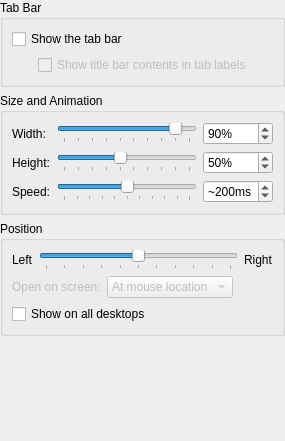
The window that app/config/windowsettings.ui (KDE/yakuake) describes before a commit, drawn with Qt 5.
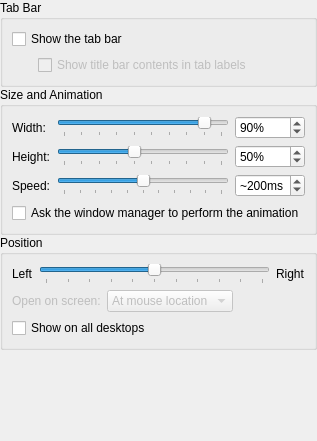
The same window after the commit. Custom widgets are drawn as their Qt base class.

Commit message:
Added a new "Ask the window manager to perform the animation" option to the animation settings (only shown if Yakuake was built against KDE SC 4.6 Alpha 1 or higher). If this option is enabled (it is by default) and the KDE Desktop Effect "Sliding Popups" is enabled as well, the animation will be performed by KDE's window manager KWin, for much improved smooth- ness on many systems.
BUG:216432
CCMAIL:kde@martin-graesslin.com

The edit to the form file:
```diff
--- a/app/config/windowsettings.ui
+++ b/app/config/windowsettings.ui
@@ -1,22 +1,25 @@
 <ui version="4.0" >
  <class>WindowSettings</class>
- <widget class="QWidget" name="WindowSettings" >
-  <property name="geometry" >
+ <widget class="QWidget" name="WindowSettings">
+  <property name="geometry">
    <rect>
     <x>0</x>
     <y>0</y>
-    <width>285</width>
+    <width>289</width>
     <height>441</height>
    </rect>
   </property>
-  <layout class="QVBoxLayout" name="verticalLayout_2" >
-   <property name="margin" >
+  <layout class="QVBoxLayout" name="verticalLayout">
+   <property name="spacing">
+    <number>0</number>
+   </property>
+   <property name="margin">
     <number>0</number>
    </property>
    <item>
-    <widget class="QGroupBox" name="groupBox_1" >
-     <property name="title" >
-      <string comment="@title:group" >Tab Bar</string>
+    <widget class="QGroupBox" name="groupBox_1">
+     <property name="title">
+      <string comment="@title:group">Tab Bar</string>
      </property>
      <layout class="QGridLayout" >
       <item row="0" column="0" colspan="2" >
@@ -65,21 +68,21 @@
     </widget>
    </item>
    <item>
-    <widget class="QGroupBox" name="groupBox_2" >
-     <property name="title" >
-      <string comment="@title:group" >Size and Animation</string>
+    <widget class="QGroupBox" name="groupBox_2">
+     <property name="title">
+      <string comment="@title:group">Size and Animation</string>
      </property>
-     <layout class="QGridLayout" >
-      <item row="0" column="0" >
-       <widget class="QLabel" name="widthLabel" >
-        <property name="text" >
-         <string comment="@label:slider" >Width:</string>
+     <layout class="QGridLayout" name="gridLayout">
+      <item row="0" column="0">
+       <widget class="QLabel" name="widthLabel">
+        <property name="text">
+         <string comment="@label:slider">Width:</string>
         </property>
        </widget>
       </item>
-      <item row="0" column="1" >
-       <widget class="QSlider" name="widthSlider" >
-        <property name="minimum" >
+      <item row="0" column="1">
+       <widget class="QSlider" name="widthSlider">
+        <property name="minimum">
          <number>1</number>
         </property>
         <property name="maximum" >
@@ -102,9 +105,9 @@
         </property>
        </widget>
       </item>
-      <item row="0" column="2" >
-       <widget class="QSpinBox" name="kcfg_Width" >
-        <property name="correctionMode" >
+      <item row="0" column="2">
+       <widget class="QSpinBox" name="kcfg_Width">
+        <property name="correctionMode">
          <enum>QAbstractSpinBox::CorrectToNearestValue</enum>
         </property>
         <property name="suffix" >
@@ -124,16 +127,16 @@
         </property>
        </widget>
       </item>
-      <item row="1" column="0" >
-       <widget class="QLabel" name="heightLabel" >
-        <property name="text" >
-         <string comment="@label:slider" >Height:</string>
+      <item row="1" column="0">
+       <widget class="QLabel" name="heightLabel">
+        <property name="text">
+         <string comment="@label:slider">Height:</string>
         </property>
        </widget>
       </item>
-      <item row="1" column="1" >
-       <widget class="QSlider" name="heightSlider" >
-        <property name="minimum" >
+      <item row="1" column="1">
+       <widget class="QSlider" name="heightSlider">
+        <property name="minimum">
          <number>1</number>
         </property>
         <property name="maximum" >
@@ -156,9 +159,9 @@
         </property>
        </widget>
       </item>
-      <item row="1" column="2" >
-       <widget class="QSpinBox" name="kcfg_Height" >
-        <property name="correctionMode" >
+      <item row="1" column="2">
+       <widget class="QSpinBox" name="kcfg_Height">
+        <property name="correctionMode">
          <enum>QAbstractSpinBox::CorrectToNearestValue</enum>
         </property>
         <property name="suffix" >
@@ -178,16 +181,16 @@
         </property>
        </widget>
       </item>
-      <item row="2" column="0" >
-       <widget class="QLabel" name="speedLabel" >
-        <property name="text" >
-         <string comment="@label:slider" >Speed:</string>
+      <item row="2" column="0">
+       <widget class="QLabel" name="speedLabel">
+        <property name="text">
+         <string comment="@label:slider">Speed:</string>
         </property>
        </widget>
       </item>
-      <item row="2" column="1" >
-       <widget class="QSlider" name="kcfg_Frames" >
-        <property name="maximum" >
+      <item row="2" column="1">
+       <widget class="QSlider" name="kcfg_Frames">
+        <property name="maximum">
          <number>50</number>
         </property>
         <property name="pageStep" >
@@ -207,9 +210,9 @@
         </property>
        </widget>
       </item>
-      <item row="2" column="2" >
-       <widget class="QSpinBox" name="framesSpinBox" >
-        <property name="correctionMode" >
+      <item row="2" column="2">
+       <widget class="QSpinBox" name="framesSpinBox">
+        <property name="correctionMode">
          <enum>QAbstractSpinBox::CorrectToNearestValue</enum>
         </property>
         <property name="suffix" >
@@ -229,27 +232,37 @@
         </property>
        </widget>
       </item>
+      <item row="3" column="0" colspan="3">
+       <widget class="QCheckBox" name="kcfg_UseWMAssist">
+        <property name="whatsThis">
+         <string>If this option is enabled, Yakuake will ask the window manager to perform the window open/retract animation. If the window manager is unable to provide the requested service, Yakuake will fall back to an animation strategy of progressively adjusting the window mask.</string>
+        </property>
+        <property name="text">
+         <string>Ask the window manager to perform the animation</string>
+        </property>
+       </widget>
+      </item>
      </layout>
     </widget>
    </item>
    <item>
-    <widget class="QGroupBox" name="groupBox_3" >
-     <property name="title" >
-      <string comment="@title:group" >Position</string>
+    <widget class="QGroupBox" name="groupBox_3">
+     <property name="title">
+      <string comment="@title:group">Position</string>
      </property>
-     <layout class="QVBoxLayout" name="verticalLayout" >
+     <layout class="QVBoxLayout" name="verticalLayout_2">
       <item>
-       <layout class="QHBoxLayout" >
+       <layout class="QHBoxLayout">
         <item>
-         <widget class="QLabel" name="leftLabel" >
-          <property name="text" >
-           <string comment="@item:inrange Direction to move the window in" >Left</string>
+         <widget class="QLabel" name="leftLabel">
+          <property name="text">
+           <string comment="@item:inrange Direction to move the window in">Left</string>
           </property>
          </widget>
         </item>
         <item>
-         <widget class="QSlider" name="kcfg_Position" >
-          <property name="maximum" >
+         <widget class="QSlider" name="kcfg_Position">
+          <property name="maximum">
            <number>100</number>
           </property>
           <property name="singleStep" >
@@ -273,19 +286,19 @@
          </widget>
         </item>
         <item>
-         <widget class="QLabel" name="rightLabel" >
-          <property name="text" >
-           <string comment="@item:inrange Direction to move the window in" >Right</string>
+         <widget class="QLabel" name="rightLabel">
+          <property name="text">
+           <string comment="@item:inrange Direction to move the window in">Right</string>
           </property>
          </widget>
         </item>
        </layout>
       </item>
       <item>
-       <layout class="QHBoxLayout" >
+       <layout class="QHBoxLayout">
         <item>
-         <widget class="QLabel" name="screenLabel" >
-          <property name="enabled" >
+         <widget class="QLabel" name="screenLabel">
+          <property name="enabled">
            <bool>false</bool>
           </property>
           <property name="text" >
@@ -294,8 +307,8 @@
          </widget>
         </item>
         <item>
-         <widget class="KComboBox" name="kcfg_Screen" >
-          <property name="enabled" >
+         <widget class="KComboBox" name="kcfg_Screen">
+          <property name="enabled">
            <bool>false</bool>
           </property>
           <item>
@@ -326,9 +339,9 @@
        </layout>
       </item>
       <item>
-       <widget class="QCheckBox" name="kcfg_ShowOnAllDesktops" >
-        <property name="text" >
-         <string comment="@option:check" >Show on all desktops</string>
+       <widget class="QCheckBox" name="kcfg_ShowOnAllDesktops">
+        <property name="text">
+         <string comment="@option:check">Show on all desktops</string>
         </property>
        </widget>
       </item>
```
Left out of the diff: 147 changed lines with no effect on the pictures. The commit also changes 10 other files.
